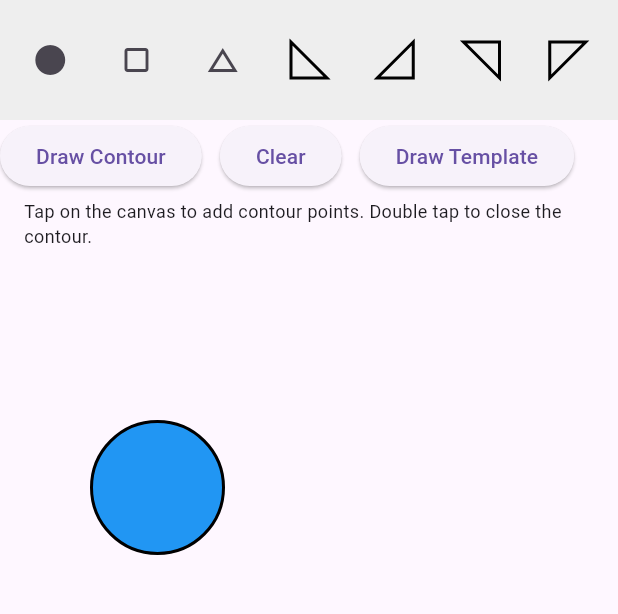
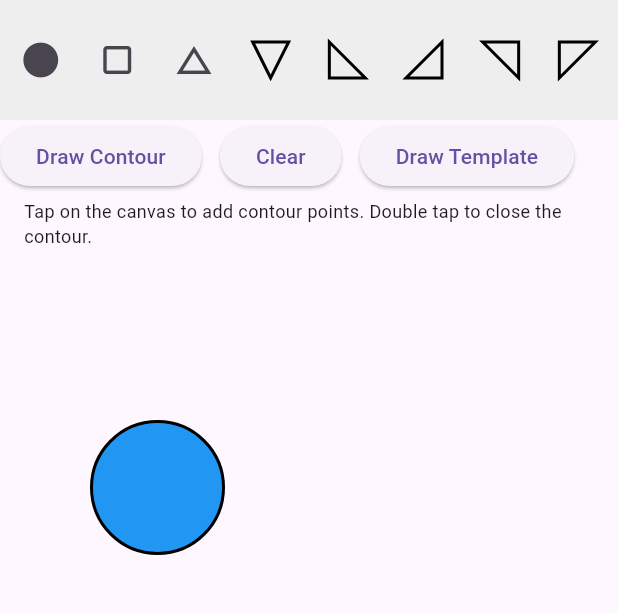
Before and after one commit to elenazhivotin/flutter_shapes, a Flutter app: the screen it shows after launch, after a tap on the "circle" icon, on a phone screen of 412 x 824 dp, the part 84-698 px from its top. Run offline on Flutter 3.47's test engine with Material 3 defaults, Android fonts, the phone set to English and light mode, and no system bars.

Commit message:
inverted triangle, drag step 2

```diff
--- a/lib/main.dart
+++ b/lib/main.dart
@@ -19,7 +19,7 @@ class MyApp extends StatelessWidget {
 
 // ---------------- MODEL ----------------
 
-enum ShapeType { circle, square, triangle, rightTriangle, leftTriangle, topLeftTriangle, topRightTriangle }
+enum ShapeType { circle, square, triangle, invertedTriangle, rightTriangle, leftTriangle, topLeftTriangle, topRightTriangle }
 
 class ShapeItem {
   ShapeType type;
@@ -85,37 +85,62 @@ Offset snapShapePositionToContour(
         shapeSize,
       );
 
-      final candidates = <({double distance, Offset position})>[
+      // Calculate distances to each edge
+      final distLeft = (shapeRect.right - contourRect.left).abs();
+      final distRight = (shapeRect.left - contourRect.right).abs();
+      final distTop = (shapeRect.bottom - contourRect.top).abs();
+      final distBottom = (shapeRect.top - contourRect.bottom).abs();
+
+      // Define all possible snap positions (edges and corners)
+      final snapPositions = [
+        // Corners (both axes change) - prioritize these
         (
-          distance: (shapeRect.right - contourRect.left).abs(),
-          position: Offset(contourRect.left - shapeSize, shapeRect.top),
+          distance: sqrt(distLeft * distLeft + distTop * distTop),
+          position: Offset(contourRect.left - shapeSize, contourRect.top - shapeSize),
+          name: 'top-left corner',
         ),
         (
-          distance: (shapeRect.left - contourRect.right).abs(),
-          position: Offset(contourRect.right, shapeRect.top),
+          distance: sqrt(distRight * distRight + distTop * distTop),
+          position: Offset(contourRect.right, contourRect.top - shapeSize),
+          name: 'top-right corner',
         ),
         (
-          distance: (shapeRect.bottom - contourRect.top).abs(),
-          position: Offset(shapeRect.left, contourRect.top - shapeSize),
+          distance: sqrt(distLeft * distLeft + distBottom * distBottom),
+          position: Offset(contourRect.left - shapeSize, contourRect.bottom),
+          name: 'bottom-left corner',
         ),
         (
-          distance: (shapeRect.top - contourRect.bottom).abs(),
+          distance: sqrt(distRight * distRight + distBottom * distBottom),
+          position: Offset(contourRect.right, contourRect.bottom),
+          name: 'bottom-right corner',
+        ),
+        // Edges (single axis change)
+        (
+          distance: distLeft,
+          position: Offset(contourRect.left - shapeSize, shapeRect.top),
+          name: 'left edge',
+        ),
+        (
+          distance: distRight,
+          position: Offset(contourRect.right, shapeRect.top),
+          name: 'right edge',
+        ),
+        (
+          distance: distTop,
+          position: Offset(shapeRect.left, contourRect.top - shapeSize),
+          name: 'top edge',
+        ),
+        (
+          distance: distBottom,
           position: Offset(shapeRect.left, contourRect.bottom),
+          name: 'bottom edge',
         ),
       ];
 
-      for (final candidate in candidates) {
-        if (candidate.distance <= snapDistance) {
-          debugPrint(
-            'Contour snap candidate: shape=(${position.dx.toStringAsFixed(1)}, ${position.dy.toStringAsFixed(1)}) '
-            'contour=(${contourRect.left.toStringAsFixed(1)}, ${contourRect.top.toStringAsFixed(1)}) '
-            'distance=${candidate.distance.toStringAsFixed(2)} -> ${candidate.position.dx.toStringAsFixed(1)}, ${candidate.position.dy.toStringAsFixed(1)}',
-          );
-        }
-
-        if (candidate.distance <= snapDistance && candidate.distance < bestDistance) {
-          bestDistance = candidate.distance;
-          snappedPosition = candidate.position;
+      for (final snap in snapPositions) {
+        if (snap.distance <= snapDistance && snap.distance < bestDistance) {
+          bestDistance = snap.distance;
+          snappedPosition = snap.position;
         }
       }
     }
@@ -279,16 +304,28 @@ class _ShapeCanvasPageState extends State<ShapeCanvasPage> {
               children: [
   // Стандартные фигуры через иконки
   shapeButton(
-    const Icon(Icons.circle, size: 24),
+    const Icon(Icons.circle, size: 28),
     () => addShape(ShapeType.circle),
   ),
   shapeButton(
-    const Icon(Icons.crop_square, size: 24),
+    const Icon(Icons.crop_square, size: 28),
     () => addShape(ShapeType.square),
   ),
   shapeButton(
-    const Icon(Icons.change_history, size: 24),
+    const Icon(Icons.change_history, size: 28),
     () => addShape(ShapeType.triangle),
+  ),
+
+  shapeButton(
+    CustomPaint(
+      size: const Size(24, 24),
+      painter: InvertedTrianglePainter(
+        fillColor: Colors.transparent,
+        strokeColor: Colors.black,
+        strokeWidth: 2.0,
+      ),
+    ),
+    () => addShape(ShapeType.invertedTriangle),
   ),
 
   shapeButton(
@@ -533,6 +570,12 @@ class _DraggableShapeState extends State<DraggableShape> {
           painter: TrianglePainter(),
         );
 
+      case ShapeType.invertedTriangle:
+        return CustomPaint(
+          size: const Size(90, 90),
+          painter: InvertedTrianglePainter(),
+        );
+
       case ShapeType.rightTriangle:
         return CustomPaint(
           size: const Size(90, 90),
@@ -599,6 +642,41 @@ class TrianglePainter extends CustomPainter {
       ..color = Colors.black
       ..style = PaintingStyle.stroke
       ..strokeWidth = 2.0;
+
+    canvas.drawPath(path, strokePaint);
+  }
+
+  @override
+  bool shouldRepaint(covariant CustomPainter oldDelegate) => false;
+}
+
+class InvertedTrianglePainter extends CustomPainter {
+  final Color fillColor;
+  final Color strokeColor;
+  final double strokeWidth;
+
+  InvertedTrianglePainter({
+    this.fillColor = Colors.cyan,
+    this.strokeColor = Colors.black,
+    this.strokeWidth = 2.0,
+  });
+
+  @override
+  void paint(Canvas canvas, Size size) {
+    final paint = Paint()..color = fillColor;
+
+    final path = Path()
+      ..moveTo(size.width / 2, size.height)
+      ..lineTo(0, 0)
+      ..lineTo(size.width, 0)
+      ..close();
+
+    canvas.drawPath(path, paint);
+
+    final strokePaint = Paint()
+      ..color = strokeColor
+      ..style = PaintingStyle.stroke
+      ..strokeWidth = strokeWidth;
 
     canvas.drawPath(path, strokePaint);
   }
```
Also changed, not shown: lib/contourGenerator.dart (+11 -2 lines).
